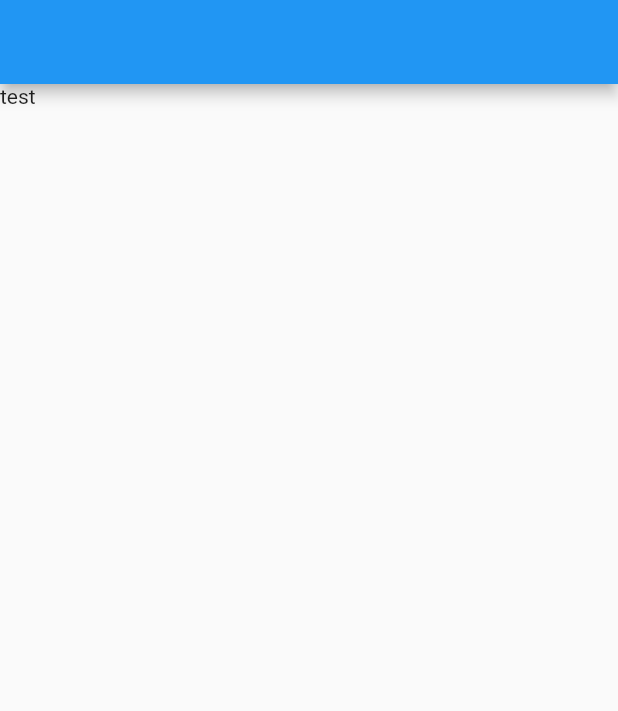
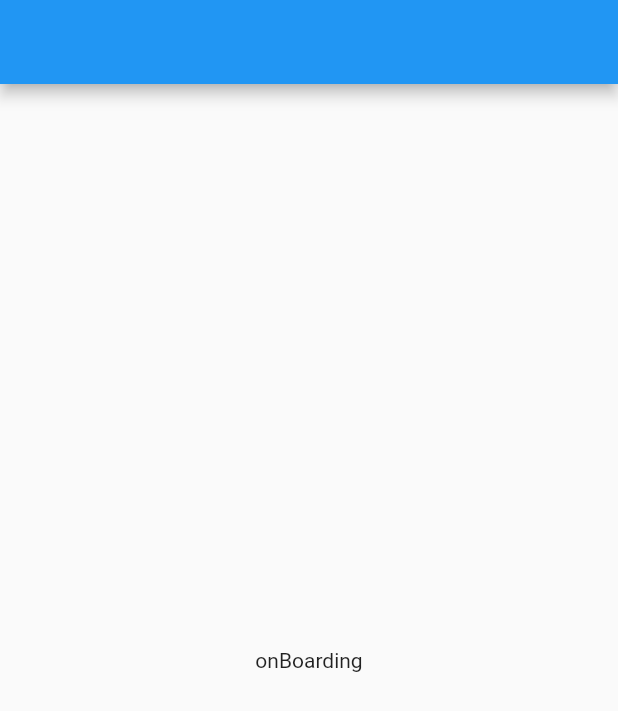
Before and after one commit to mohamad-alaa-bg/Salla, a Flutter app: the screen it shows after launch, on a phone screen of 412 x 824 dp. Shown: the top 711 px of the screen. Run offline on Flutter 3.47's test engine with Material 2 defaults, Android fonts, the phone set to English and light mode, and no system bars.

Commit message:
onBoarding

```diff
--- /dev/null
+++ b/lib/features/onBoarding/presentation/pages/onBoarding.dart
@@ -0,0 +1,15 @@
+import 'package:flutter/material.dart';
+
+class OnBoarding extends StatelessWidget {
+  const OnBoarding({Key? key}) : super(key: key);
+
+  @override
+  Widget build(BuildContext context) {
+    return Scaffold(
+      appBar: AppBar(),
+      body: const Center(
+        child: Text('onBoarding'),
+      ),
+    );
+  }
+}
--- a/lib/main.dart
+++ b/lib/main.dart
@@ -1,4 +1,5 @@
 import 'package:flutter/material.dart';
+import 'package:salla/features/onBoarding/presentation/pages/onBoarding.dart';
 
 void main(){
   runApp(const MyApp());
@@ -8,11 +9,8 @@ class MyApp extends StatelessWidget {
 
   @override
   Widget build(BuildContext context) {
-    return MaterialApp(
-      home: Scaffold(
-        appBar: AppBar(),
-        body: const Text('test'),
-      ),
+    return const MaterialApp(
+      home:  OnBoarding()
     );
   }
 }
```
